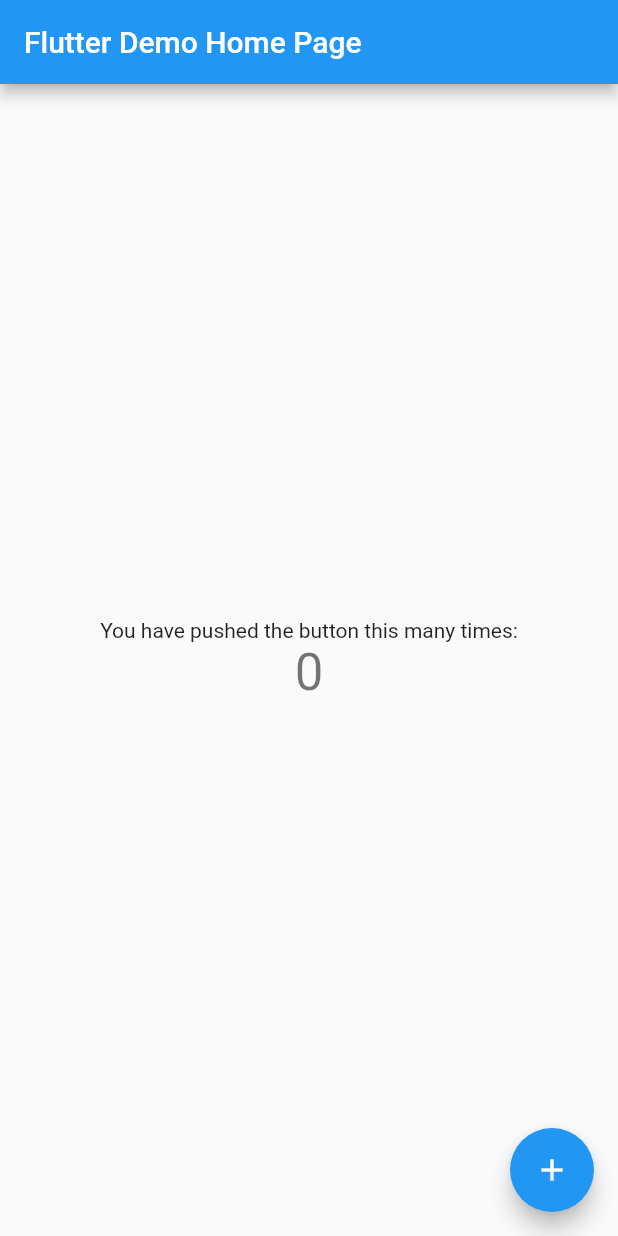
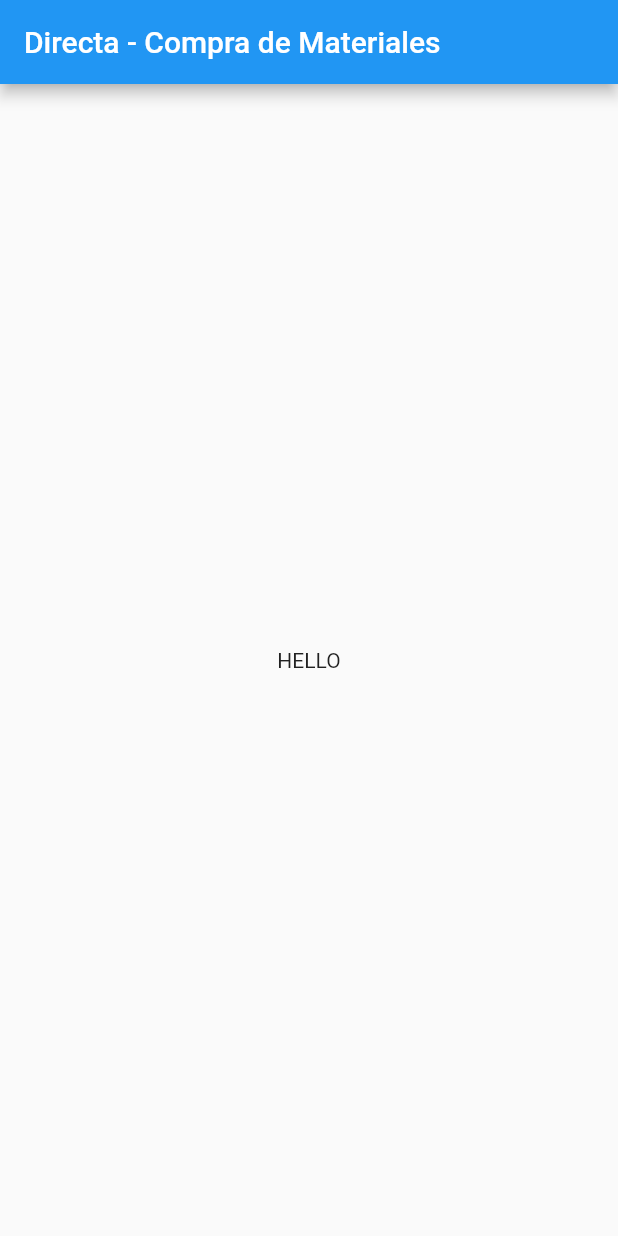
Before and after one commit to ahguerra93/directa_supply_tracker, a Flutter app: the screen it shows after launch, on a phone screen of 412 x 824 dp. Run offline on Flutter 3.47's test engine with Material 2 defaults, Android fonts, the phone set to English and light mode, and no system bars.

```diff
--- a/lib/main.dart
+++ b/lib/main.dart
@@ -3,24 +3,16 @@ import 'package:flutter/material.dart';
 void main() => runApp(MyApp());
 
 class MyApp extends StatelessWidget {
-  // This widget is the root of your application.
+
   @override
   Widget build(BuildContext context) {
     return MaterialApp(
       title: 'Flutter Demo',
       theme: ThemeData(
-        // This is the theme of your application.
-        //
-        // Try running your application with "flutter run". You'll see the
-        // application has a blue toolbar. Then, without quitting the app, try
-        // changing the primarySwatch below to Colors.green and then invoke
-        // "hot reload" (press "r" in the console where you ran "flutter run",
-        // or simply save your changes to "hot reload" in a Flutter IDE).
-        // Notice that the counter didn't reset back to zero; the application
-        // is not restarted.
+
         primarySwatch: Colors.blue,
       ),
-      home: MyHomePage(title: 'Flutter Demo Home Page'),
+      home: MyHomePage(title: 'Directa - Compra de Materiales'),
     );
   }
 }
@@ -28,14 +20,7 @@ class MyApp extends StatelessWidget {
 class MyHomePage extends StatefulWidget {
   MyHomePage({Key key, this.title}) : super(key: key);
 
-  // This widget is the home page of your application. It is stateful, meaning
-  // that it has a State object (defined below) that contains fields that affect
-  // how it looks.
 
-  // This class is the configuration for the state. It holds the values (in this
-  // case the title) provided by the parent (in this case the App widget) and
-  // used by the build method of the State. Fields in a Widget subclass are
-  // always marked "final".
 
   final String title;
 
@@ -44,68 +29,29 @@ class MyHomePage extends StatefulWidget {
 }
 
 class _MyHomePageState extends State<MyHomePage> {
-  int _counter = 0;
-
-  void _incrementCounter() {
-    setState(() {
-      // This call to setState tells the Flutter framework that something has
-      // changed in this State, which causes it to rerun the build method below
-      // so that the display can reflect the updated values. If we changed
-      // _counter without calling setState(), then the build method would not be
-      // called again, and so nothing would appear to happen.
-      _counter++;
-    });
-  }
 
   @override
   Widget build(BuildContext context) {
-    // This method is rerun every time setState is called, for instance as done
-    // by the _incrementCounter method above.
-    //
-    // The Flutter framework has been optimized to make rerunning build methods
-    // fast, so that you can just rebuild anything that needs updating rather
-    // than having to individually change instances of widgets.
+
+
     return Scaffold(
       appBar: AppBar(
-        // Here we take the value from the MyHomePage object that was created by
-        // the App.build method, and use it to set our appbar title.
+
         title: Text(widget.title),
       ),
       body: Center(
-        // Center is a layout widget. It takes a single child and positions it
-        // in the middle of the parent.
+
         child: Column(
-          // Column is also layout widget. It takes a list of children and
-          // arranges them vertically. By default, it sizes itself to fit its
-          // children horizontally, and tries to be as tall as its parent.
-          //
-          // Invoke "debug painting" (press "p" in the console, choose the
-          // "Toggle Debug Paint" action from the Flutter Inspector in Android
-          // Studio, or the "Toggle Debug Paint" command in Visual Studio Code)
-          // to see the wireframe for each widget.
-          //
-          // Column has various properties to control how it sizes itself and
-          // how it positions its children. Here we use mainAxisAlignment to
-          // center the children vertically; the main axis here is the vertical
-          // axis because Columns are vertical (the cross axis would be
-          // horizontal).
+
           mainAxisAlignment: MainAxisAlignment.center,
           children: <Widget>[
             Text(
-              'You have pushed the button this many times:',
-            ),
-            Text(
-              '$_counter',
-              style: Theme.of(context).textTheme.display1,
+              'HELLO',
             ),
           ],
         ),
       ),
-      floatingActionButton: FloatingActionButton(
-        onPressed: _incrementCounter,
-        tooltip: 'Increment',
-        child: Icon(Icons.add),
-      ), // This trailing comma makes auto-formatting nicer for build methods.
+
     );
   }
 }
--- /dev/null
+++ b/lib/models/allModels.dart
@@ -0,0 +1,3 @@
+export 'orderItem.dart';
+export 'order.dart';
+export 'product.dart';
```
Also changed, not shown: lib/models/order.dart (added, +23 -0 lines), lib/models/orderItem.dart (added, +8 -0 lines), lib/models/product.dart (added, +7 -0 lines), lib/src/data.dart (added, +40 -0 lines).
